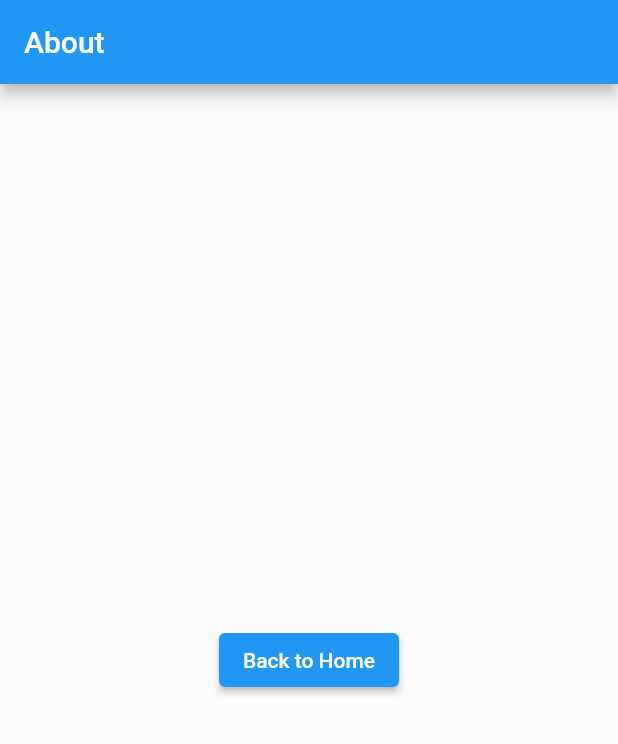
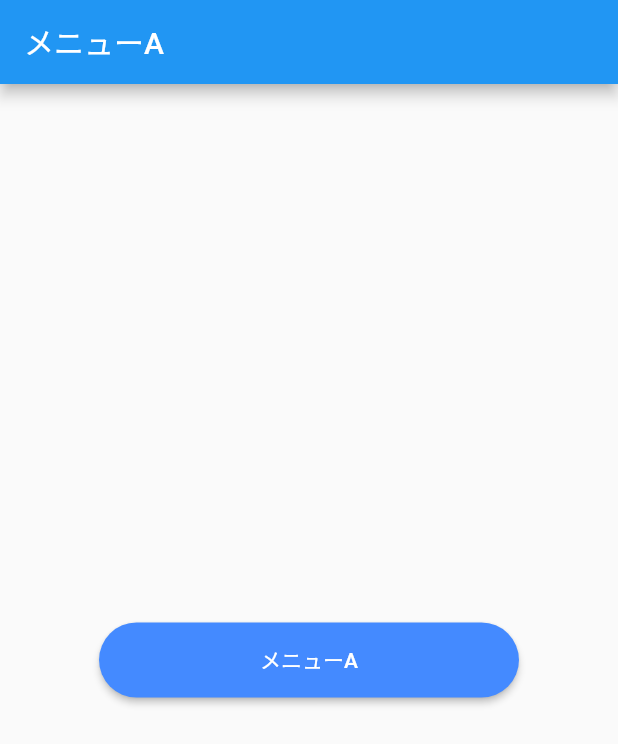
Before and after one commit to Shibata-Nanami/flutter_task_2, a Flutter app: the AboutScreen screen opened by its route, on a phone screen of 412 x 824 dp. Shown: the top 744 px of the screen. Run offline on Flutter 3.47's test engine with Material 2 defaults, Android fonts, the phone set to English and light mode, and no system bars; our stand-ins replace go_router.

Commit message:
メニューA画面のボタン作成

```diff
--- a/lib/menuA.dart
+++ b/lib/menuA.dart
@@ -7,13 +7,20 @@ class AboutScreen extends StatelessWidget {
   @override
   Widget build(BuildContext context) {
     return Scaffold(
-      appBar: AppBar(title: const Text('About')),
+      appBar: AppBar(title: const Text('メニューA')),
       body: Center(
         child: ElevatedButton(
+          style: ElevatedButton.styleFrom(
+            fixedSize: const Size(280, 50),
+            backgroundColor: Colors.blueAccent,
+            shape: RoundedRectangleBorder(
+              borderRadius: BorderRadius.circular(30.0),
+            ),
+          ),
           onPressed: () {
             context.go('/');
           },
-          child: const Text('Back to Home'),
+          child: const Text('メニューA'),
         ),
       ),
     );
```
